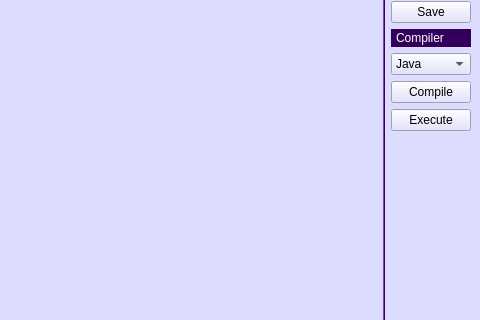
The window that Frontend/ProjectStudentManagement/compiler/compilerWin.ui (arque1393/ProjectStudentManagement) describes before a commit, drawn with Qt 5; both pictures show x 539 to 1019 and y 106 to 426 of the 1019 by 640 pixel window.
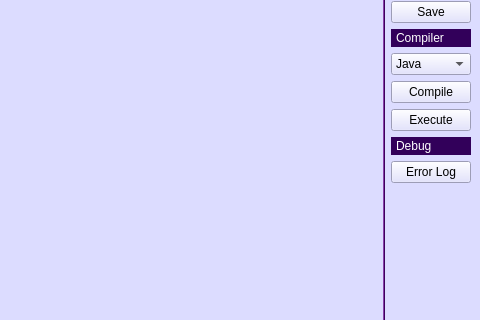
The same window after the commit. Icons and pictures are not drawn.

```diff
--- a/Frontend/ProjectStudentManagement/compiler/compilerWin.ui
+++ b/Frontend/ProjectStudentManagement/compiler/compilerWin.ui
@@ -235,6 +235,20 @@
           </property>
          </widget>
         </item>
+        <item>
+         <widget class="QLabel" name="label_3">
+          <property name="text">
+           <string>Debug</string>
+          </property>
+         </widget>
+        </item>
+        <item>
+         <widget class="QPushButton" name="errorLogBtn">
+          <property name="text">
+           <string>Error Log</string>
+          </property>
+         </widget>
+        </item>
         <item>
          <spacer name="verticalSpacer">
           <property name="orientation">
```
